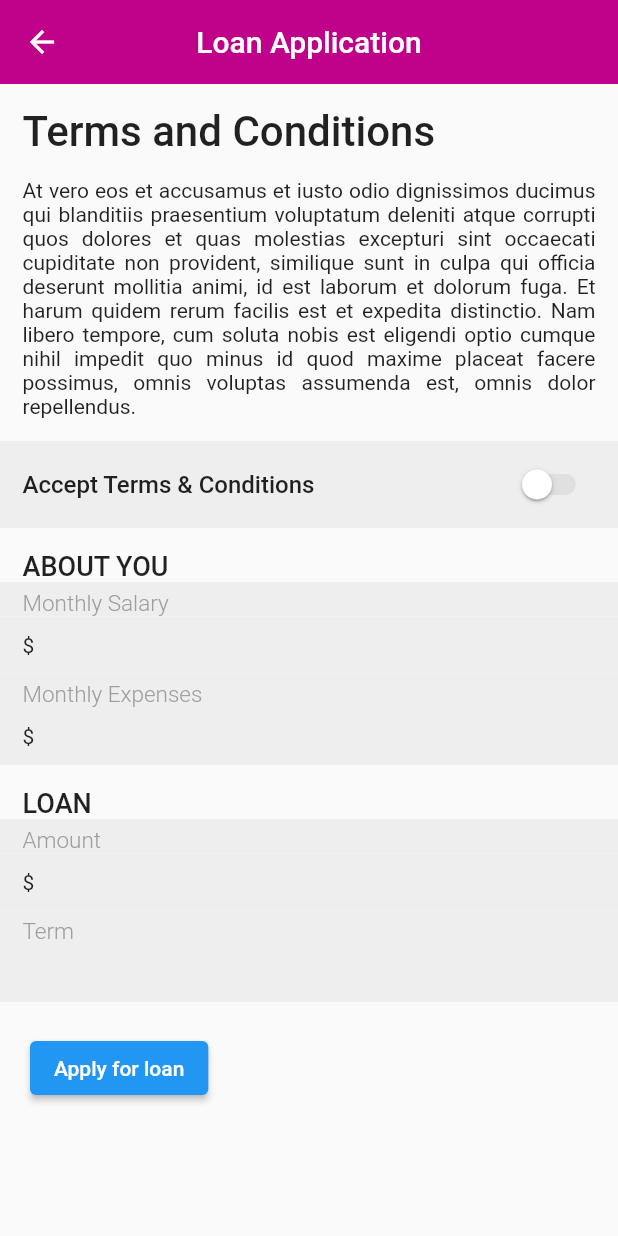
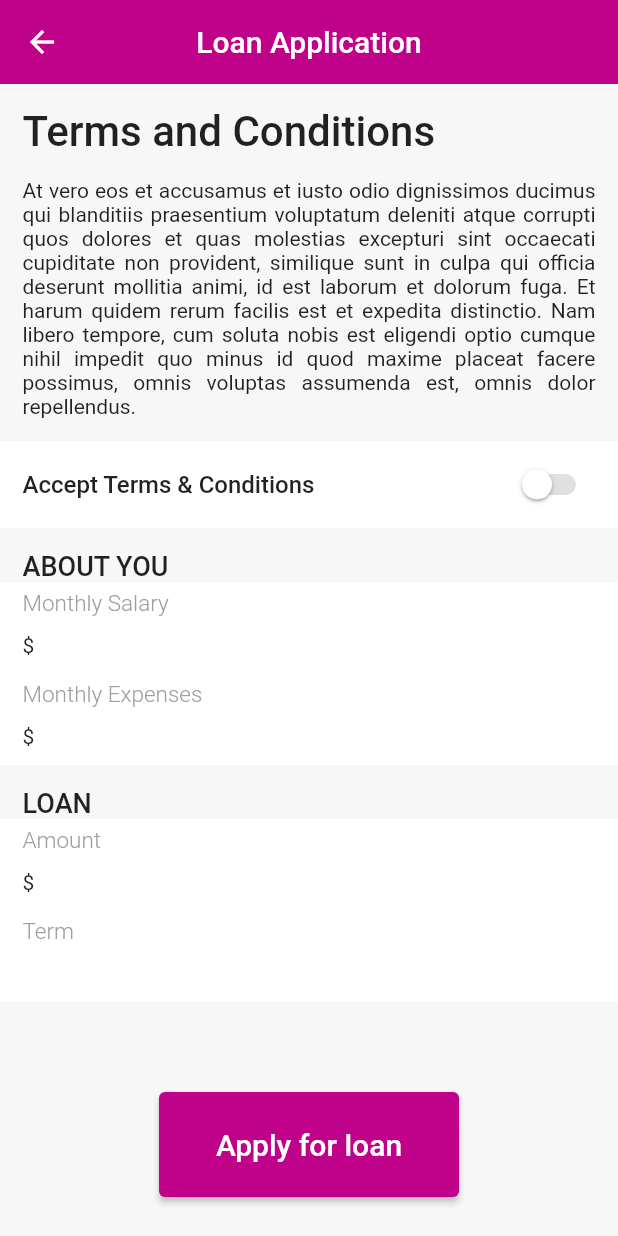
Before and after one commit to KerimZuna/MoneyApp, a Flutter app: the screen it shows after launch, after a tap on "Loan", on a phone screen of 412 x 824 dp. Run offline on Flutter 3.47's test engine with Material 2 defaults, Android fonts, the phone set to English and light mode, and no system bars; our stand-ins replace get.

Commit message:
Popravljen prikaz transakcija, promijenjene boje

```diff
--- a/money_app/lib/loan.dart
+++ b/money_app/lib/loan.dart
@@ -9,6 +9,7 @@ class Loan extends StatelessWidget {
   @override
   Widget build(BuildContext context) {
     return Scaffold(
+      backgroundColor: Color(0xFFF7F7F7),
       appBar: AppBar(
         title: Text('Loan Application'),
         centerTitle: true,
@@ -35,7 +36,7 @@ class Loan extends StatelessWidget {
               ),
             ),
             Container(
-              color: Colors.grey[200],
+              color: Colors.white,
               child: Padding(
                 padding: EdgeInsets.fromLTRB(15, 5, 15, 5),
                 child: Row(
@@ -69,7 +70,7 @@ class Loan extends StatelessWidget {
               ),
             ),
             Container(
-              color: Colors.grey[200],
+              color: Colors.white,
               child: Row(
                 children: [
                   Padding(
@@ -86,7 +87,7 @@ class Loan extends StatelessWidget {
               ),
             ),
             Container(
-              color: Colors.grey[200],
+              color: Colors.white,
               child: Row(
                 children: [
                   Padding(
@@ -119,7 +120,7 @@ class Loan extends StatelessWidget {
               ),
             ),
             Container(
-              color: Colors.grey[200],
+              color: Colors.white,
               child: Row(
                 children: [
                   Padding(
@@ -136,7 +137,7 @@ class Loan extends StatelessWidget {
               ),
             ),
             Container(
-              color: Colors.grey[200],
+              color: Colors.white,
               child: Row(
                 children: [
                   Padding(
@@ -152,7 +153,7 @@ class Loan extends StatelessWidget {
                             fontWeight: FontWeight.w500,
                             color: Colors.black),
                         onChanged: (value) {
-                          // Implement the logic to handle monthly expenses
+
                         },
                         decoration: const InputDecoration(
                           isDense: true,
@@ -176,7 +177,7 @@ class Loan extends StatelessWidget {
               ),
             ),
             Container(
-              color: Colors.grey[200],
+              color: Colors.white,
               child: Row(
                 children: [
                   Padding(
@@ -193,7 +194,7 @@ class Loan extends StatelessWidget {
               ),
             ),
             Container(
-              color: Colors.grey[200],
+              color: Colors.white,
               child: Row(
                 children: [
                   Padding(
@@ -226,7 +227,7 @@ class Loan extends StatelessWidget {
               ),
             ),
             Container(
-              color: Colors.grey[200],
+              color: Colors.white,
               child: Row(
                 children: [
                   Padding(
@@ -243,7 +244,7 @@ class Loan extends StatelessWidget {
               ),
             ),
             Container(
-              color: Colors.grey[200],
+              color: Colors.white,
               child: Row(
                 children: [
                   Expanded(
@@ -273,11 +274,21 @@ class Loan extends StatelessWidget {
                 ],
               ),
             ),
-            Container(
-              margin: EdgeInsets.all(20),
-              child: ElevatedButton(
-                onPressed: _loanController.applyForLoan,
-                child: Text('Apply for loan'),
+            Padding(
+              padding: const EdgeInsets.all(40.0),
+              child: Center(
+                child: Container(
+                  height: 70,
+                  width: 200,
+                  margin: EdgeInsets.all(20),
+                  child: ElevatedButton(
+                    onPressed: _loanController.applyForLoan,
+                    child: Text('Apply for loan',style: TextStyle(fontSize: 20),),
+                    style: ElevatedButton.styleFrom(
+                      backgroundColor: Color(0xFFC0028B),
+                    ),
+                  ),
+                ),
               ),
             ),
           ],
--- a/money_app/lib/models/modelTransaction.dart
+++ b/money_app/lib/models/modelTransaction.dart
@@ -4,6 +4,8 @@ enum tipTransakcije{
   UPLATA,
   // ignore: constant_identifier_names
   DEPOSIT,
+  // ignore: constant_identifier_names
+  LOAN,
 }
 
 class Transakcije{
--- a/money_app/lib/transactions.dart
+++ b/money_app/lib/transactions.dart
@@ -5,7 +5,7 @@ import 'package:money_app/loan.dart';
 import 'package:money_app/models/modelTransaction.dart';
 import 'package:money_app/topup.dart';
 import 'package:money_app/pay.dart';
-import 'controllers/balanceController.dart'; // Import the iznosController
+import 'controllers/balanceController.dart';
 
 class Transactions extends StatelessWidget {
   const Transactions({Key? key}) : super(key: key);
@@ -73,34 +73,100 @@ class Transactions extends StatelessWidget {
               clipBehavior: Clip.none,
               children: [
                 Container(
-                  color: Colors.white,
+                  color: Color(0xFFF7F7F7),
                   child: Padding(
                     padding: const EdgeInsets.fromLTRB(0, 90, 0, 0),
                     child: Obx(
                       () {
                         final transactionList =
                             Get.find<iznosController>().transakcije;
+                        final groupedTransactions =
+                            _groupTransactionsByDate(transactionList);
+
                         return ListView.builder(
-                          itemCount: transactionList.length,
+                          itemCount: groupedTransactions.length,
                           itemBuilder: (context, index) {
-                            final transaction = transactionList[index];
-                            return ListTile(
-                              leading: Text(
-                                transaction.tip == tipTransakcije.DEPOSIT
-                                    ? 'DEPOSIT'
-                                    : 'UPLATA',
-                                style: TextStyle(
-                                  fontWeight: FontWeight.bold,
-                                  color:
-                                      transaction.tip == tipTransakcije.DEPOSIT
-                                          ? Colors.green
-                                          : Colors.red,
+                            final date =
+                                groupedTransactions.keys.elementAt(index);
+                            final transactions = groupedTransactions[date];
+
+                            return Column(
+                              crossAxisAlignment: CrossAxisAlignment.start,
+                              children: [
+                                Padding(
+                                  padding:
+                                      const EdgeInsets.fromLTRB(15, 5, 20, 0),
+                                  child: Padding(
+                                    padding:
+                                        const EdgeInsets.fromLTRB(0, 5, 0, 10),
+                                    child: Text(
+                                      formatDate(date),
+                                      style: TextStyle(
+                                        fontWeight: FontWeight.w400,
+                                        fontSize: 13,
+                                        color: Colors.grey[500],
+                                      ),
+                                    ),
+                                  ),
                                 ),
-                              ),
-                              title: Text(transaction.naziv),
-                              subtitle: Text(formatDate(transaction.datum)),
-                              trailing: Text(
-                                  '\$${transaction.iznos.toStringAsFixed(2)}'),
+                                ListView.builder(
+                                  shrinkWrap: true,
+                                  physics: NeverScrollableScrollPhysics(),
+                                  itemCount: transactions?.length,
+                                  itemBuilder: (context, index) {
+                                    final transaction = transactions?[index];
+                                    String amountText =
+                                        '${transaction?.iznos.toStringAsFixed(2)}';
+                                    IconData iconData;
+                                    String transactionText;
+
+                                    if (transaction?.tip ==
+                                        tipTransakcije.DEPOSIT) {
+                                      iconData = Icons.add_circle_outline;
+                                      transactionText = 'Top Up';
+                                      amountText = '+ $amountText';
+                                    } else if (transaction?.tip ==
+                                        tipTransakcije.LOAN) {
+                                      iconData = Icons.attach_money;
+                                      transactionText = 'Loan';
+                                      amountText = '+ $amountText';
+                                    } else {
+                                      iconData = Icons.payment;
+                                      transactionText = transaction!.naziv;
+                                    }
+
+                                    return Container(
+                                      color: Colors.white,
+                                      child: ListTile(
+                                        leading: Icon(
+                                          iconData,
+                                          color: transaction!.tip ==
+                                                  tipTransakcije.DEPOSIT
+                                              ? Colors.green
+                                              : transaction.tip ==
+                                                      tipTransakcije.LOAN
+                                                  ? Colors.blue
+                                                  : Colors.red,
+                                        ),
+                                        title: Text(
+                                          transactionText,
+                                          style: TextStyle(
+                                            fontWeight: FontWeight.bold,
+                                            color: transaction.tip ==
+                                                    tipTransakcije.DEPOSIT
+                                                ? Colors.green
+                                                : transaction.tip ==
+                                                        tipTransakcije.LOAN
+                                                    ? Colors.blue
+                                                    : Colors.red,
+                                          ),
+                                        ),
+                                        trailing: Text(amountText),
+                                      ),
+                                    );
+                                  },
+                                ),
+                              ],
                             );
                           },
                         );
@@ -167,6 +233,24 @@ class Transactions extends StatelessWidget {
     );
   }
 
+  Map<DateTime, List<Transakcije>> _groupTransactionsByDate(
+      List<Transakcije> transactions) {
+    final Map<DateTime, List<Transakcije>> groupedTransactions = {};
+
+    for (var transaction in transactions) {
+      final date = DateTime(transaction.datum.year, transaction.datum.month,
+          transaction.datum.day);
+
+      if (!groupedTransactions.containsKey(date)) {
+        groupedTransactions[date] = [];
+      }
+
+      groupedTransactions[date]?.add(transaction);
+    }
+
+    return groupedTransactions;
+  }
+
   String formatDate(DateTime datum) {
     if (DateTime.now().difference(datum).inDays == 0) {
       return 'DANAS';
```
Also changed, not shown: money_app/lib/controllers/balanceController.dart (+12 -7 lines), money_app/lib/controllers/loanController.dart (+23 -22 lines), money_app/lib/towho.dart (+13 -13 lines).
